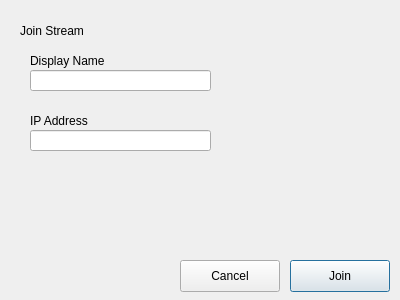
First picture: the form in app/home/joinstreamwindow.ui, repository erakai/Mercury, before the edit.
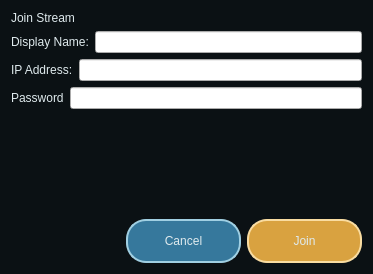
Second picture: the form after the edit.

What changed in the file:
```diff
--- a/app/home/joinstreamwindow.ui
+++ b/app/home/joinstreamwindow.ui
@@ -6,101 +6,160 @@
    <rect>
     <x>0</x>
     <y>0</y>
-    <width>400</width>
-    <height>300</height>
+    <width>373</width>
+    <height>274</height>
    </rect>
   </property>
   <property name="windowTitle">
    <string>Dialog</string>
   </property>
-  <widget class="QLineEdit" name="displayNameTextEdit">
-   <property name="geometry">
-    <rect>
-     <x>30</x>
-     <y>70</y>
-     <width>181</width>
-     <height>21</height>
-    </rect>
-   </property>
-  </widget>
-  <widget class="QPushButton" name="cancelButton">
-   <property name="geometry">
-    <rect>
-     <x>180</x>
-     <y>260</y>
-     <width>100</width>
-     <height>32</height>
-    </rect>
-   </property>
-   <property name="text">
-    <string>Cancel</string>
-   </property>
-  </widget>
-  <widget class="QPushButton" name="joinButton">
-   <property name="geometry">
-    <rect>
-     <x>290</x>
-     <y>260</y>
-     <width>100</width>
-     <height>32</height>
-    </rect>
-   </property>
-   <property name="text">
-    <string>Join</string>
-   </property>
-   <property name="default">
-    <bool>true</bool>
-   </property>
-  </widget>
-  <widget class="QLabel" name="joinStreamLabel">
-   <property name="geometry">
-    <rect>
-     <x>20</x>
-     <y>10</y>
-     <width>91</width>
-     <height>41</height>
-    </rect>
-   </property>
-   <property name="text">
-    <string>Join Stream</string>
-   </property>
-  </widget>
-  <widget class="QLabel" name="displayNameLabel">
-   <property name="geometry">
-    <rect>
-     <x>30</x>
-     <y>40</y>
-     <width>91</width>
-     <height>41</height>
-    </rect>
-   </property>
-   <property name="text">
-    <string>Display Name</string>
-   </property>
-  </widget>
-  <widget class="QLineEdit" name="ipAddressTextEdit">
-   <property name="geometry">
-    <rect>
-     <x>30</x>
-     <y>130</y>
-     <width>181</width>
-     <height>21</height>
-    </rect>
-   </property>
-  </widget>
-  <widget class="QLabel" name="ipAddressLabel">
-   <property name="geometry">
-    <rect>
-     <x>30</x>
-     <y>100</y>
-     <width>91</width>
-     <height>41</height>
-    </rect>
-   </property>
-   <property name="text">
-    <string>IP Address</string>
-   </property>
-  </widget>
+  <property name="styleSheet">
+   <string notr="true">QPushButton {
+	background-color: rgb(54, 120, 156);
+	color: rgb(223, 234, 237);
+	border: 2px solid rgb(160, 207, 226);
+	min-height: 40px;
+	min-width: 40px;
+	border-radius: 20px;
+}
+QPushButton:pressed {
+	background-color: rgba(173, 213, 255, 80);
+}
+QPushButton#joinButton {
+	background-color: rgb(217, 162, 64);
+	border: 2px solid rgb(249, 220, 161);
+}
+QPushButton#joinButton:pressed {
+	background-color: rgba(217, 162, 64, 80);
+	border: 2px solid rgb(249, 220, 161);
+}
+
+QLabel {
+	color: rgb(223, 234, 237);
+}
+
+QLabel[header=true] {
+	font-size: 30px;
+}
+
+
+QDialog#JoinStreamWindow {
+	background-color: rgb(11, 17, 20);
+}</string>
+  </property>
+  <layout class="QVBoxLayout" name="verticalLayout">
+   <item>
+    <widget class="QLabel" name="joinStreamLabel">
+     <property name="text">
+      <string>Join Stream</string>
+     </property>
+     <property name="header" stdset="0">
+      <bool>true</bool>
+     </property>
+    </widget>
+   </item>
+   <item>
+    <layout class="QHBoxLayout" name="horizontalLayout_2">
+     <item>
+      <widget class="QLabel" name="displayNameLabel">
+       <property name="text">
+        <string>Display Name:</string>
+       </property>
+      </widget>
+     </item>
+     <item>
+      <widget class="QLineEdit" name="displayNameTextEdit"/>
+     </item>
+    </layout>
+   </item>
+   <item>
+    <layout class="QHBoxLayout" name="horizontalLayout_3">
+     <item>
+      <widget class="QLabel" name="ipAddressLabel">
+       <property name="text">
+        <string>IP Address:</string>
+       </property>
+      </widget>
+     </item>
+     <item>
+      <widget class="QLineEdit" name="ipAddressTextEdit"/>
+     </item>
+    </layout>
+   </item>
+   <item>
+    <layout class="QHBoxLayout" name="horizontalLayout_4">
+     <item>
+      <widget class="QLabel" name="label">
+       <property name="text">
+        <string>Password</string>
+       </property>
+      </widget>
+     </item>
+     <item>
+      <widget class="QLineEdit" name="lineEdit"/>
+     </item>
+    </layout>
+   </item>
+   <item>
+    <spacer name="verticalSpacer">
+     <property name="orientation">
+      <enum>Qt::Orientation::Vertical</enum>
+     </property>
+     <property name="sizeHint" stdset="0">
+      <size>
+       <width>20</width>
+       <height>40</height>
+      </size>
+     </property>
+    </spacer>
+   </item>
+   <item>
+    <layout class="QHBoxLayout" name="horizontalLayout">
+     <item>
+      <spacer name="horizontalSpacer">
+       <property name="orientation">
+        <enum>Qt::Orientation::Horizontal</enum>
+       </property>
+       <property name="sizeHint" stdset="0">
+        <size>
+         <width>40</width>
+         <height>20</height>
+        </size>
+       </property>
+      </spacer>
+     </item>
+     <item>
+      <widget class="QPushButton" name="cancelButton">
+       <property name="sizePolicy">
+        <sizepolicy hsizetype="MinimumExpanding" vsizetype="Fixed">
+         <horstretch>0</horstretch>
+         <verstretch>0</verstretch>
+        </sizepolicy>
+       </property>
+       <property name="text">
+        <string>Cancel</string>
+       </property>
+      </widget>
+     </item>
+     <item>
+      <widget class="QPushButton" name="joinButton">
+       <property name="sizePolicy">
+        <sizepolicy hsizetype="MinimumExpanding" vsizetype="Fixed">
+         <horstretch>0</horstretch>
+         <verstretch>0</verstretch>
+        </sizepolicy>
+       </property>
+       <property name="text">
+        <string>Join</string>
+       </property>
+       <property name="default">
+        <bool>true</bool>
+       </property>
+      </widget>
+     </item>
+    </layout>
+   </item>
+  </layout>
  </widget>
  <resources/>
  <connections/>
```
